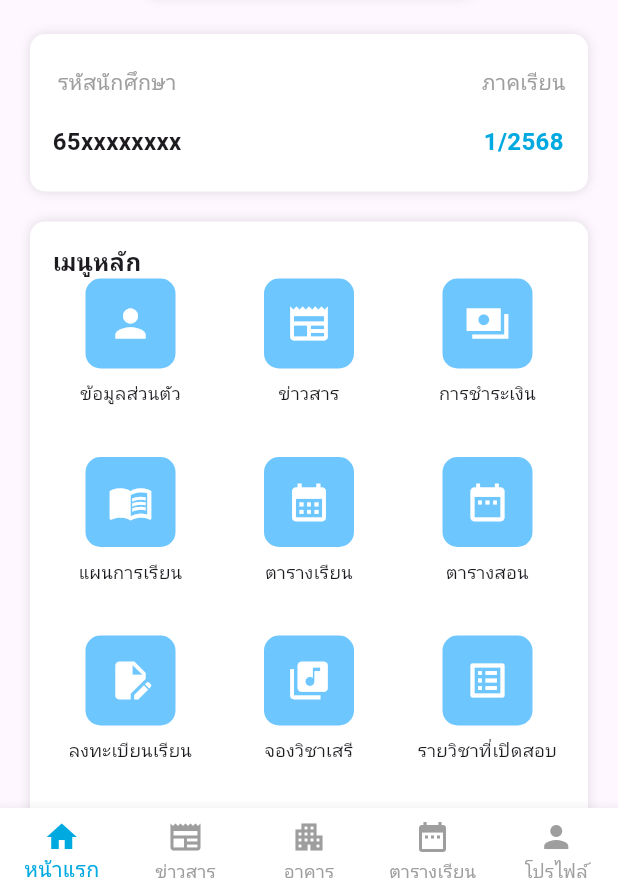
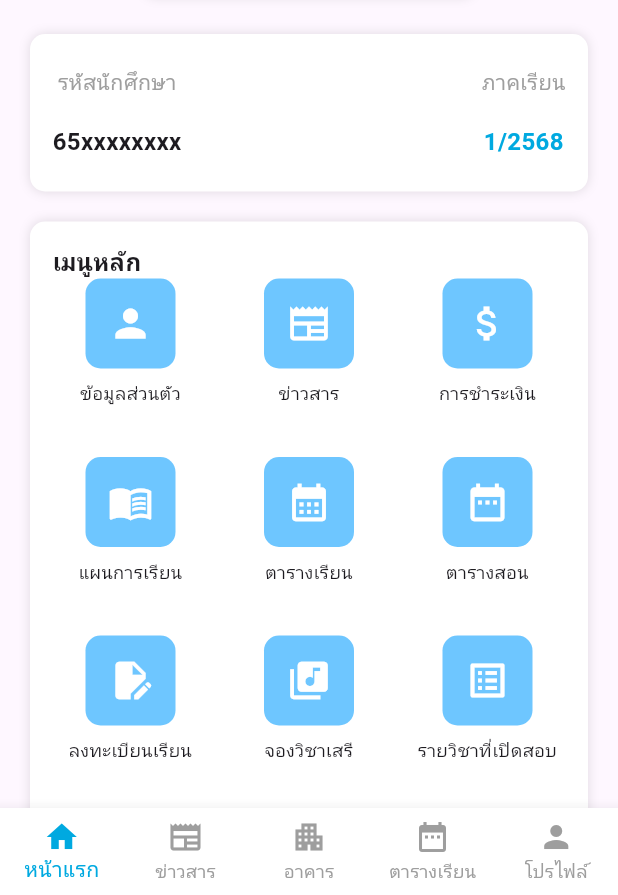
Before and after one commit to FoamNR/smartstuden, a Flutter app: the screen it shows after launch, on a phone screen of 412 x 824 dp, the part 341-1236 px from its top. Run offline on Flutter 3.47's test engine with Material 3 defaults, Android fonts, the phone set to English and light mode, and no system bars.

Commit message:
responsive

```diff
--- a/lib/screens/home.dart
+++ b/lib/screens/home.dart
@@ -205,37 +205,54 @@ class _HomePageState extends State<HomePage> {
                             ),
                           ),
 
-                          GridView.count(
-                            crossAxisCount: 3,
+                          GridView(
                             shrinkWrap: true,
                             physics: const NeverScrollableScrollPhysics(),
-                            mainAxisSpacing: 15,
-                            crossAxisSpacing: 15,
+                            gridDelegate:
+                                const SliverGridDelegateWithMaxCrossAxisExtent(
+                                  maxCrossAxisExtent:
+                                      150, // ความกว้างสูงสุดต่อช่อง (จะปรับคอลัมน์อัตโนมัติ)
+                                  crossAxisSpacing: 15,
+                                  mainAxisSpacing: 15,
+                                  //childAspectRatio: 1, // อัตราส่วนกว้าง/สูง
+                                ),
                             children: [
                               _buildMenuItem(
                                 Icons.person,
                                 "ข้อมูลส่วนตัว",
                                 onTap: () {
-                                  Navigator.push(context, MaterialPageRoute(builder: (_) => ProfilePage()));
+                                  Navigator.push(
+                                    context,
+                                    MaterialPageRoute(
+                                      builder: (_) => ProfilePage(),
+                                    ),
+                                  );
                                 },
                               ),
                               _buildMenuItem(
                                 Icons.newspaper,
                                 "ข่าวสาร",
                                 onTap: () {
-                                  Navigator.push(context, MaterialPageRoute(builder: (_) => NewsPage()));
+                                  Navigator.push(
+                                    context,
+                                    MaterialPageRoute(
+                                      builder: (_) => NewsPage(),
+                                    ),
+                                  );
                                 },
                               ),
-                              _buildMenuItem(
-                                Icons.payments_sharp,
-                                "การชำระเงิน",
-                              ),
+                              _buildMenuItem(Icons.attach_money, "การชำระเงิน"),
                               _buildMenuItem(Icons.menu_book, "แผนการเรียน"),
                               _buildMenuItem(
                                 Icons.calendar_month,
                                 "ตารางเรียน",
                                 onTap: () {
-                                  Navigator.push(context, MaterialPageRoute(builder: (_) => TimeTablePage()));
+                                  Navigator.push(
+                                    context,
+                                    MaterialPageRoute(
+                                      builder: (_) => TimeTablePage(),
+                                    ),
+                                  );
                                 },
                               ),
                               _buildMenuItem(Icons.date_range, "ตารางสอน"),
@@ -251,7 +268,7 @@ class _HomePageState extends State<HomePage> {
                                 Icons.list_alt,
                                 "รายวิชาที่เปิดสอบ",
                               ),
-                              _buildMenuItem(Icons.table_chart, "ผลการเรียน"),
+                              _buildMenuItem(Icons.assignment, "ผลการเรียน"),
                               _buildMenuItem(Icons.school, "สำเร็จการศึกษา"),
                               _buildMenuItem(
                                 Icons.edit_calendar_rounded,
```
Also changed, not shown: 1 other file.
